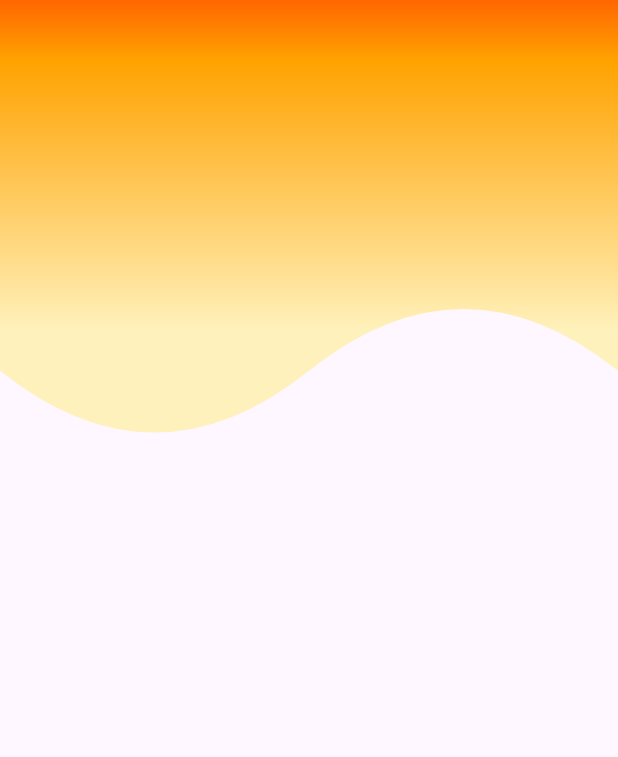
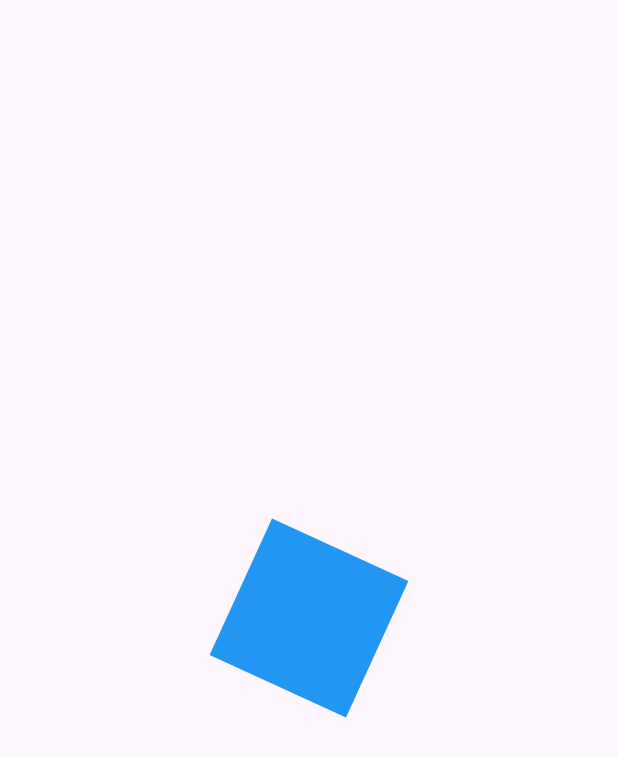
Before and after one commit to manuelcastrobarinas/flutter-cutomPainters, a Flutter app: the screen it shows after launch, on a phone screen of 412 x 824 dp. Shown: the top 757 px of the screen. Run offline on Flutter 3.47's test engine with Material 3 defaults, Android fonts, the phone set to English and light mode, and no system bars.

Commit message:
square rotate animate base

```diff
--- a/lib/main.dart
+++ b/lib/main.dart
@@ -1,5 +1,5 @@
-import 'package:background_custom_painters/src/pages/headers_page.dart';
 import 'package:flutter/material.dart';
+import 'src/pages/pages.dart';
 
 void main() {
   runApp(const MyApp());
@@ -17,7 +17,7 @@ class MyApp extends StatelessWidget {
         colorScheme: ColorScheme.fromSeed(seedColor: Colors.deepPurple),
         useMaterial3: true,
       ),
-      home: const HeadersPage()
+      home: const AnimationsPage()
     );
   }
 }
--- /dev/null
+++ b/lib/src/pages/animations_page.dart
@@ -0,0 +1,73 @@
+import 'package:flutter/material.dart';
+
+class AnimationsPage extends StatelessWidget {
+  const AnimationsPage({super.key});
+
+  @override
+  Widget build(BuildContext context) {
+    return const Scaffold(
+      body: Center(
+        child: SquareAnimated(),
+      ),
+    );
+  }
+}
+
+class SquareAnimated extends StatefulWidget {
+  const SquareAnimated({super.key});
+
+  @override
+  State<SquareAnimated> createState() => _SquareAnimatedState();
+}
+
+class _SquareAnimatedState extends State<SquareAnimated> with SingleTickerProviderStateMixin {
+
+  late AnimationController animationController;
+  late Animation<double> rotation;
+
+  @override
+  void initState() {
+    animationController = AnimationController(
+      vsync: this, duration: const Duration(milliseconds: 4000)
+    );
+
+    rotation = Tween(begin: 0.0, end: 2.0).animate(animationController);
+
+    super.initState();
+  }
+
+  @override
+  void dispose() {
+    animationController.dispose();
+    super.dispose();
+  }
+
+  @override
+  Widget build(BuildContext context) {
+    animationController.forward(); //inicie la animacion
+    return AnimatedBuilder(
+      animation: animationController,
+      builder: (BuildContext context, Widget? child) {
+        return Transform.rotate(
+          angle: rotation.value, //aqui se pone la rotacion que definimos
+          child: const _Rectangle(),
+        );
+      },
+    );
+  }
+}
+
+class _Rectangle extends StatelessWidget {
+  const _Rectangle();
+
+  @override
+  Widget build(BuildContext context) {
+    return Container(
+      width : 100,
+      height: 100,
+      decoration: const BoxDecoration(
+        color: Colors.blue,
+      ),
+    );
+  }
+}
--- /dev/null
+++ b/lib/src/pages/pages.dart
@@ -0,0 +1,2 @@
+export 'headers_page.dart';
+export 'animations_page.dart';
```
